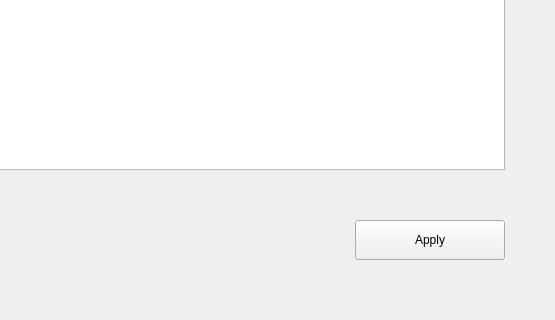
The window that Maintendance/leaveapplicationform.ui (markhan101/Maintendance) describes before a commit, drawn with Qt 5; both pictures show x 345 to 900 and y 280 to 600 of the 900 by 600 pixel window.
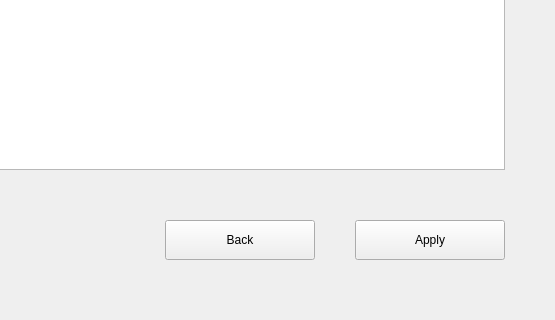
The same window after the commit.

Commit message: Add back button functionality to various dialogs and tables and cccc report

Diff of the .ui file:
```diff
--- a/Maintendance/leaveapplicationform.ui
+++ b/Maintendance/leaveapplicationform.ui
@@ -176,6 +176,19 @@
     <string>Apply</string>
    </property>
   </widget>
+  <widget class="QPushButton" name="backButton">
+   <property name="geometry">
+    <rect>
+     <x>510</x>
+     <y>500</y>
+     <width>150</width>
+     <height>40</height>
+    </rect>
+   </property>
+   <property name="text">
+    <string>Back</string>
+   </property>
+  </widget>
  </widget>
  <resources/>
  <connections/>
```
Left out of the diff: 25 changed lines with no effect on the pictures. The commit also changes 109 other files.
